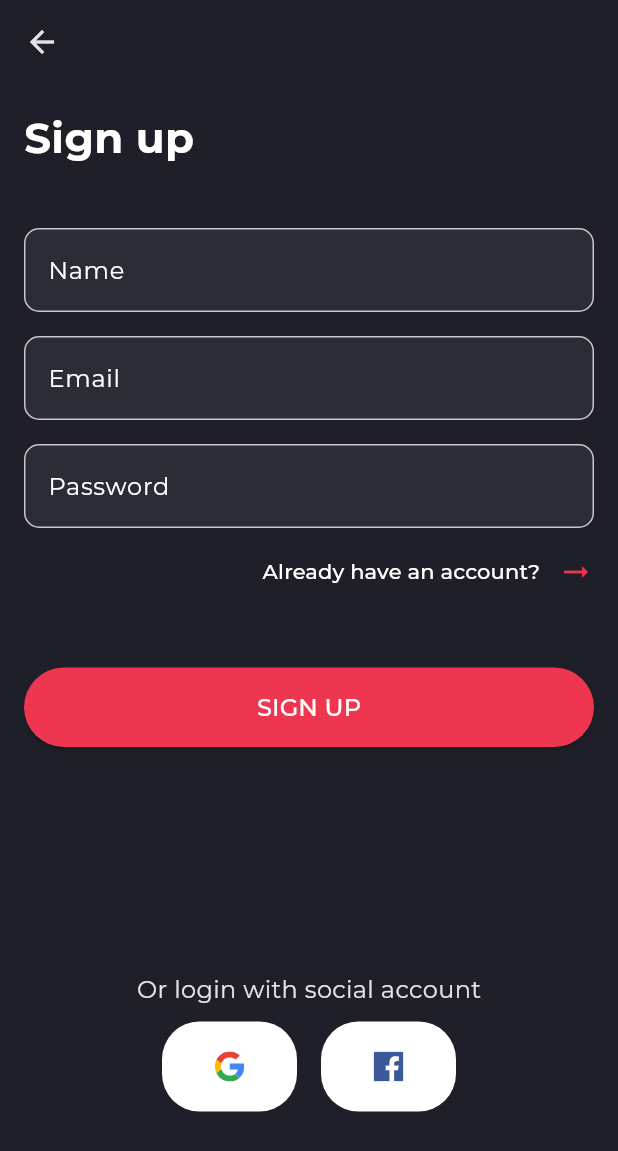
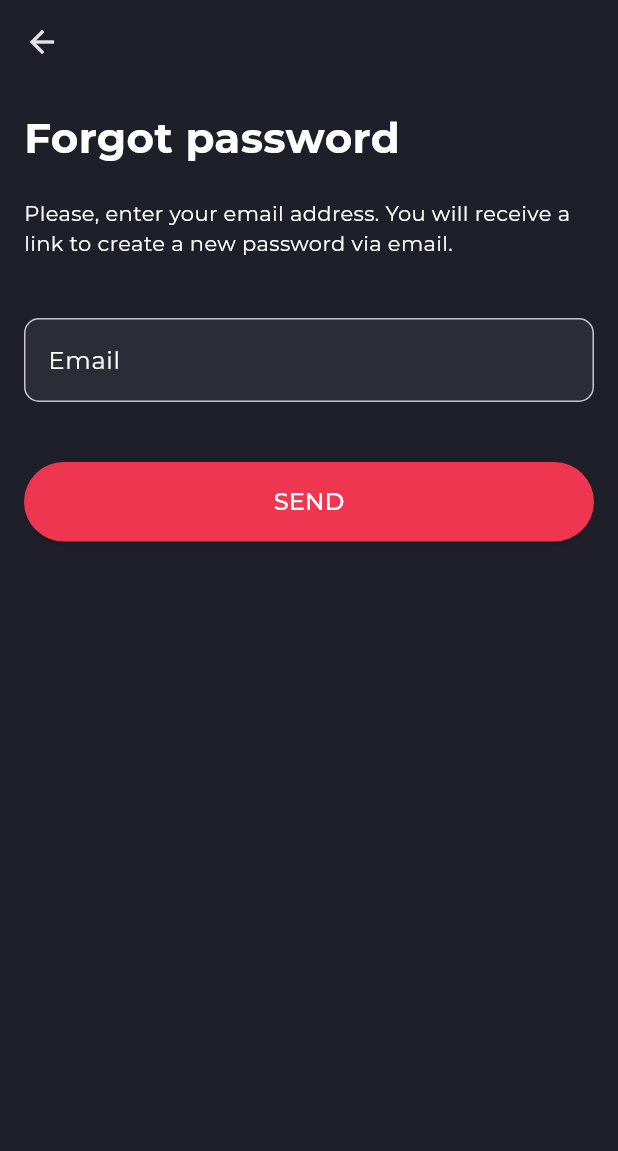
Before and after one commit to abdullahalhakimi/flutter_ecommerce_app_ui, a Flutter app: the SignUpScreen screen opened by its route, after a tap on "Already have an account?", after a tap on "Forgot your password?", on a phone screen of 412 x 824 dp. Shown: the top 1151 px of the screen. Run offline on Flutter 3.47's test engine with Material 3 defaults, Android fonts, the phone set to English and light mode, and no system bars; our stand-ins replace dio, equatable, flutter_bloc, flutter_svg, go_router, google_fonts.

Commit message:
Add Forgot Password Screen

```diff
--- a/lib/core/routes/app_routes.dart
+++ b/lib/core/routes/app_routes.dart
@@ -5,9 +5,13 @@ import 'package:flutter_ecommerce_app_ui/ui/login/login_screen.dart';
 import 'package:flutter_ecommerce_app_ui/ui/singup/singup_screen.dart';
 import 'package:go_router/go_router.dart';
 
+import '../../ui/forgotPassword/forgot_password_screen.dart';
+
 abstract class AppRoutes {
+  static const getStarted = "/";
   static const loginScreen = "/loginScreen";
   static const singUpScreen = "/singUpScreen";
+  static const forgotPasswordScreen = "/forgotPasswordScreen";
   static const homeScreen = "/homeScreen";
   static final GoRouter router = GoRouter(
     routes: <RouteBase>[
@@ -27,6 +31,12 @@ abstract class AppRoutes {
             path: 'loginScreen',
             builder: (BuildContext context, GoRouterState state) {
               return const LoginScreen();
+            },
+          ),
+          GoRoute(
+            path: 'forgotPasswordScreen',
+            builder: (BuildContext context, GoRouterState state) {
+              return const ForgotPasswordScreen();
             },
           ),
           // GoRoute(
--- /dev/null
+++ b/lib/ui/forgotPassword/forgot_password_bloc.dart
@@ -0,0 +1,75 @@
+import 'package:flutter_bloc/flutter_bloc.dart';
+
+// Events
+abstract class ForgotPasswordEvent {}
+
+class EmailChanged extends ForgotPasswordEvent {
+  final String email;
+  EmailChanged(this.email);
+}
+
+class ForgotPasswordSubmitted extends ForgotPasswordEvent {}
+
+// States
+class ForgotPasswordState {
+  final String email;
+  final bool isEmailValid;
+  final bool isSubmitting;
+  final bool isSuccess;
+  final bool isFailure;
+
+  ForgotPasswordState({
+    required this.email,
+    required this.isEmailValid,
+    required this.isSubmitting,
+    required this.isSuccess,
+    required this.isFailure,
+  });
+
+  factory ForgotPasswordState.initial() {
+    return ForgotPasswordState(
+      email: '',
+      isEmailValid: true,
+      isSubmitting: false,
+      isSuccess: false,
+      isFailure: false,
+    );
+  }
+
+  ForgotPasswordState copyWith({
+    String? email,
+    bool? isEmailValid,
+    bool? isSubmitting,
+    bool? isSuccess,
+    bool? isFailure,
+  }) {
+    return ForgotPasswordState(
+      email: email ?? this.email,
+      isEmailValid: isEmailValid ?? this.isEmailValid,
+      isSubmitting: isSubmitting ?? this.isSubmitting,
+      isSuccess: isSuccess ?? this.isSuccess,
+      isFailure: isFailure ?? this.isFailure,
+    );
+  }
+}
+
+// Bloc
+class ForgotPasswordBloc
+    extends Bloc<ForgotPasswordEvent, ForgotPasswordState> {
+  ForgotPasswordBloc() : super(ForgotPasswordState.initial());
+
+  Stream<ForgotPasswordState> mapEventToState(
+      ForgotPasswordEvent event) async* {
+    if (event is EmailChanged) {
+      yield state.copyWith(
+        email: event.email,
+        isEmailValid: event.email.contains('@'), // Basic email validation
+      );
+    } else if (event is ForgotPasswordSubmitted) {
+      yield state.copyWith(isSubmitting: true);
+      // Simulate a network request
+      await Future.delayed(const Duration(seconds: 2)); // Simulate network delay
+      yield state.copyWith(isSubmitting: false, isSuccess: true);
+    }
+  }
+}
--- /dev/null
+++ b/lib/ui/forgotPassword/forgot_password_screen.dart
@@ -0,0 +1,98 @@
+import 'package:flutter/material.dart';
+import 'package:flutter_bloc/flutter_bloc.dart';
+import 'package:flutter_ecommerce_app_ui/core/routes/app_routes.dart';
+import 'package:flutter_ecommerce_app_ui/utils/colors.dart';
+import 'package:go_router/go_router.dart';
+
+import 'forgot_password_bloc.dart';
+
+class ForgotPasswordScreen extends StatelessWidget {
+  const ForgotPasswordScreen({super.key});
+
+  @override
+  Widget build(BuildContext context) {
+    return BlocProvider(
+      create: (context) => ForgotPasswordBloc(),
+      child: Scaffold(
+        backgroundColor: background,
+        resizeToAvoidBottomInset: true,
+        appBar: AppBar(backgroundColor: background),
+        body: SingleChildScrollView(
+          child: Padding(
+            padding: const EdgeInsets.all(16.0),
+            child: BlocBuilder<ForgotPasswordBloc, ForgotPasswordState>(
+              builder: (context, state) {
+                return Column(
+                  crossAxisAlignment: CrossAxisAlignment.start,
+                  children: [
+                    const Text(
+                      "Forgot password",
+                      style: TextStyle(
+                        fontSize: 28,
+                        fontWeight: FontWeight.bold,
+                        color: Colors.white,
+                      ),
+                    ),
+                    const SizedBox(height: 20),
+                    const Text(
+                      "Please, enter your email address. You will receive a link to create a new password via email.",
+                      style: TextStyle(
+                        color: Colors.white,
+                      ),
+                    ),
+                    const SizedBox(height: 40),
+                    TextField(
+                      onChanged: (value) => context
+                          .read<ForgotPasswordBloc>()
+                          .add(EmailChanged(value)),
+                      decoration: InputDecoration(
+                        filled: true,
+                        fillColor: dark,
+                        labelText: 'Email',
+                        labelStyle: const TextStyle(color: Colors.white),
+                        suffixIcon: !state.isEmailValid
+                            ? const Icon(Icons.close, color: Colors.red)
+                            : null,
+                        border: OutlineInputBorder(
+                          borderRadius: BorderRadius.circular(10),
+                        ),
+                        errorText: !state.isEmailValid
+                            ? "Not a valid email address. Should be your@email.com"
+                            : null,
+                      ),
+                      style: const TextStyle(color: Colors.white),
+                    ),
+                    const SizedBox(height: 40),
+                    state.isSubmitting
+                        ? const Center(child: CircularProgressIndicator())
+                        : ElevatedButton(
+                            onPressed: () {
+                              context.go(AppRoutes.getStarted);
+                              // context
+                              //     .read<ForgotPasswordBloc>()
+                              //     .add(ForgotPasswordSubmitted());
+                            },
+                            style: ElevatedButton.styleFrom(
+                              backgroundColor: primary,
+                              padding: const EdgeInsets.symmetric(vertical: 15),
+                              shape: RoundedRectangleBorder(
+                                borderRadius: BorderRadius.circular(30),
+                              ),
+                              minimumSize: const Size(double.infinity, 50),
+                            ),
+                            child: const Text(
+                              "SEND",
+                              style:
+                                  TextStyle(fontSize: 16, color: Colors.white),
+                            ),
+                          ),
+                  ],
+                );
+              },
+            ),
+          ),
+        ),
+      ),
+    );
+  }
+}
--- a/lib/ui/login/login_screen.dart
+++ b/lib/ui/login/login_screen.dart
@@ -67,7 +67,7 @@ class LoginScreen extends StatelessWidget {
                       children: [
                         TextButton(
                           onPressed: () {
-                            context.go(AppRoutes.singUpScreen);
+                            context.go(AppRoutes.forgotPasswordScreen);
                           },
                           child: const Text(
                             "Forgot your password?",
```
